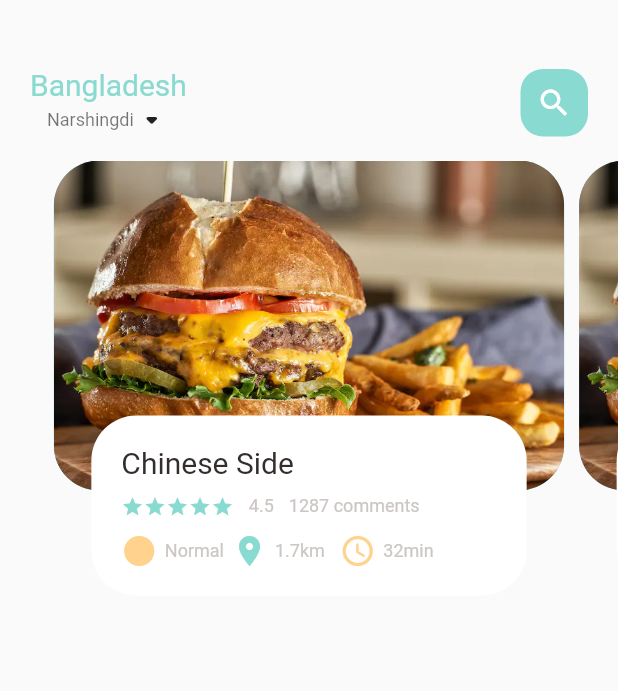
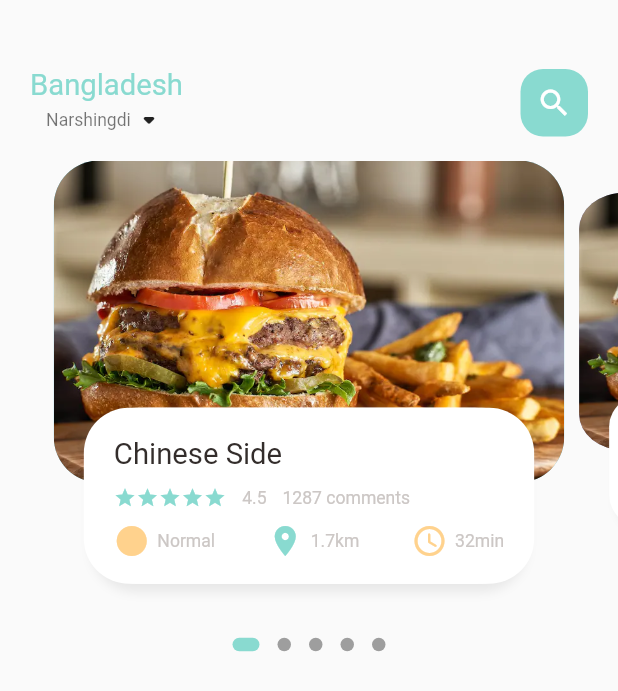
Before and after one commit to SuperGripG4F/food_delivery, a Flutter app: the screen it shows after launch, on a phone screen of 412 x 824 dp. Shown: the top 691 px of the screen. Run offline on Flutter 3.47's test engine with Material 2 defaults, Android fonts, the phone set to English and light mode, and no system bars; drawn by our look-alikes of dots_indicator; our stand-ins replace get.

Commit message:
food_page_body anime done

```diff
--- a/lib/home/food_page_body.dart
+++ b/lib/home/food_page_body.dart
@@ -1,9 +1,11 @@
-// ignore_for_file: prefer_const_constructors, unnecessary_import
+// ignore_for_file: prefer_const_constructors, unnecessary_import, prefer_const_literals_to_create_immutables
 
+import 'package:dots_indicator/dots_indicator.dart';
 import 'package:flutter/material.dart';
 import 'package:flutter/src/widgets/container.dart';
 import 'package:flutter/src/widgets/framework.dart';
 import 'package:food_delivery/utils/colors.dart';
+import 'package:food_delivery/utils/dimensions.dart';
 import 'package:food_delivery/widgets/big_text.dart';
 import 'package:food_delivery/widgets/icon_and_text_widget.dart';
 import 'package:food_delivery/widgets/small_text.dart';
@@ -17,11 +19,34 @@ class FoodPageBody extends StatefulWidget {
 
 class _FoodPageBodyState extends State<FoodPageBody> {
   PageController pageController = PageController(viewportFraction: 0.85);
+  var _currPageValue = 0.0;
+  double _scaleFactor = 0.8;
+  double _height = Dimensions.pageViewContainer;
+  @override
+  void initState() {
+    super.initState();
+    pageController.addListener(() {
+      setState(() {
+        _currPageValue = pageController.page!; //not going to be null
+        //print("Current value is: " + _currPageValue.toString());
+      });
+    });
+  }
+
+  @override
+  void dispose() {
+    super.dispose();
+    //let the memory management system know that i don't need this thing just to remove them from the memory.
+    pageController.dispose();
+  }
+
   @override
   Widget build(BuildContext context) {
-    return Container(
+    return Column(
+      children: [
+        Container(
           //color: Colors.redAccent,
-      height: 320,
+          height: Dimensions.pageView,
           child: PageView.builder(
               controller: pageController,
               itemCount: 5,
@@ -29,14 +54,57 @@ class _FoodPageBodyState extends State<FoodPageBody> {
               itemBuilder: (context, position) {
                 return _buildPageItem(position);
               }),
+        ),
+        DotsIndicator(
+          dotsCount: 5,
+          position: _currPageValue,
+          decorator: DotsDecorator(
+            activeColor: AppColors.mainColor,
+            size: const Size.square(9.0),
+            activeSize: const Size(18.0, 9.0),
+            activeShape: RoundedRectangleBorder(
+                borderRadius: BorderRadius.circular(5.0)),
+          ),
+        ),
+      ],
     );
   }
 
   Widget _buildPageItem(int index) {
-    return Stack(
+    //Transform anime
+    Matrix4 matrix = Matrix4.identity();
+    //check index
+    if (index == _currPageValue.floor()) {
+      var currScale = 1 - (_currPageValue - index) * (1 - _scaleFactor);
+      var currTrans = _height * (1 - currScale) / 2;
+      matrix = Matrix4.diagonal3Values(1, currScale, 1)
+        ..setTranslationRaw(0, currTrans, 0);
+    } else if (index == _currPageValue.floor() + 1) {
+      //
+      var currScale =
+          _scaleFactor + (_currPageValue - index + 1) * (1 - _scaleFactor);
+      //1/2/220 = 22
+      var currTrans = _height * (1 - currScale) / 2;
+      matrix = Matrix4.diagonal3Values(1, currScale, 1)
+        ..setTranslationRaw(0, currTrans, 0);
+    } else if (index == _currPageValue.floor() - 1) {
+      var currScale = 1 - (_currPageValue - index) * (1 - _scaleFactor);
+      var currTrans = _height * (1 - currScale) / 2;
+      matrix = Matrix4.diagonal3Values(1, currScale, 1)
+        ..setTranslationRaw(0, currTrans, 0);
+    } else {
+      var currScale = 0.8;
+      matrix = Matrix4.diagonal3Values(1, currScale, 1)
+        ..setTranslationRaw(0, _height * (1 - _scaleFactor) / 2, 1);
+    }
+    //end Transform
+
+    return Transform(
+      transform: matrix,
+      child: Stack(
         children: [
           Container(
-          height: 220,
+            height: Dimensions.pageViewContainer,
             margin: EdgeInsets.only(left: 5, right: 5),
             decoration: BoxDecoration(
                 borderRadius: BorderRadius.circular(30),
@@ -48,20 +116,32 @@ class _FoodPageBodyState extends State<FoodPageBody> {
           Align(
             alignment: Alignment.bottomCenter,
             child: Container(
-            height: 120,
+              height: Dimensions.pageViewTextContainer,
               margin: EdgeInsets.only(left: 30, right: 30, bottom: 30),
               decoration: BoxDecoration(
                   borderRadius: BorderRadius.circular(30),
                   color: Colors.white,
+                  // ignore: prefer_const_literals_to_create_immutables
+                  boxShadow: [
+                    BoxShadow(
+                      color: Color(0xFFe8e8e8),
+                      offset: Offset(0, 5),
+                      blurRadius: 5.0,
                     ),
+                    BoxShadow(color: Colors.white, offset: Offset(-5, 0)),
+                    BoxShadow(color: Colors.white, offset: Offset(5, 0)),
+                  ]),
               child: Container(
-              padding: EdgeInsets.only(top: 20, left: 20, right: 15),
+                padding: EdgeInsets.only(
+                    top: Dimensions.height20, left: 15, right: 15),
                 child: Column(
                   crossAxisAlignment: CrossAxisAlignment.start,
                   children: [
-                  BigText(text: "Chinese Side"),
+                    BigText(
+                      text: "Chinese Side",
+                    ),
                     SizedBox(
-                    height: 10,
+                      height: Dimensions.height10,
                     ),
                     Row(
                       children: [
@@ -75,35 +155,30 @@ class _FoodPageBodyState extends State<FoodPageBody> {
                                   )),
                         ),
                         SizedBox(
-                        width: 10,
+                          width: Dimensions.widhth10,
                         ),
                         SmallText(text: "4.5"),
                         SizedBox(
-                        width: 10,
+                          width: Dimensions.widhth10,
                         ),
                         SmallText(text: "1287 comments"),
                       ],
                     ),
                     SizedBox(
-                    height: 10,
+                      height: Dimensions.height10,
                     ),
                     Row(
                       // ignore: prefer_const_literals_to_create_immutables
+                      mainAxisAlignment: MainAxisAlignment.spaceBetween,
                       children: [
                         IconAndTextWidget(
                             icon: Icons.circle_sharp,
                             text: "Normal",
                             iconColor: AppColors.iconColor1),
-                      SizedBox(
-                        width: 5,
-                      ),
                         IconAndTextWidget(
                             icon: Icons.location_on,
                             text: "1.7km",
                             iconColor: AppColors.mainColor),
-                      SizedBox(
-                        width: 10,
-                      ),
                         IconAndTextWidget(
                             icon: Icons.access_time_rounded,
                             text: "32min",
@@ -116,6 +191,7 @@ class _FoodPageBodyState extends State<FoodPageBody> {
             ),
           )
         ],
+      ),
     );
   }
 }
--- a/lib/home/main_food_page.dart
+++ b/lib/home/main_food_page.dart
@@ -9,9 +9,12 @@ class MainFoodPage extends StatelessWidget {
 
   @override
   Widget build(BuildContext context) {
+    print("current height is " + MediaQuery.of(context).size.height.toString());
+    print("current width is " + MediaQuery.of(context).size.width.toString());
     return Scaffold(
       body: Column(
         children: [
+          //showing the header
           Container(
             child: Container(
               margin: EdgeInsets.only(top: 45, bottom: 15),
@@ -21,12 +24,9 @@ class MainFoodPage extends StatelessWidget {
                 children: [
                   Column(
                     children: [
-                      //Text("Country"),
-                      //
                       BigText(
                         text: "Bangladesh",
                         color: AppColors.mainColor,
-                        size: 20,
                       ),
                       Row(
                         children: [
@@ -58,6 +58,7 @@ class MainFoodPage extends StatelessWidget {
               ),
             ),
           ),
+          //showing the body
           FoodPageBody(),
         ],
       ),
--- a/lib/main.dart
+++ b/lib/main.dart
@@ -1,5 +1,6 @@
 import 'package:flutter/material.dart';
 import 'package:food_delivery/home/main_food_page.dart';
+import 'package:get/get.dart';
 
 void main() {
   runApp(const MyApp());
@@ -11,7 +12,7 @@ class MyApp extends StatelessWidget {
   // This widget is the root of your application.
   @override
   Widget build(BuildContext context) {
-    return MaterialApp(
+    return GetMaterialApp(
       debugShowCheckedModeBanner: false,
       title: 'Flutter Demo',
       theme: ThemeData(
--- /dev/null
+++ b/lib/utils/dimensions.dart
@@ -0,0 +1,20 @@
+import 'package:get/get.dart';
+
+class Dimensions {
+  static double screenHeight = Get.context!.height;
+  static double screenWidth = Get.context!.width;
+  static double pageView = screenHeight / 2.64;
+
+  static double height10 = screenHeight / 84.4;
+  static double height15 = screenHeight / 56.27;
+  static double height20 = screenHeight / 42.2;
+
+  static double widhth10 = screenWidth / 39;
+  static double widhth20 = screenWidth / 19.5;
+  //iPhone height 844 / 320 container height = 2.64;
+  static double pageViewContainer = screenHeight / 3.84;
+  static double pageViewTextContainer = screenHeight / 7.03;
+
+  static double font20 = screenHeight / 42.2;
+  static double font12 = screenHeight / 70.3;
+}
--- a/lib/widgets/big_text.dart
+++ b/lib/widgets/big_text.dart
@@ -1,4 +1,5 @@
 import 'package:flutter/material.dart';
+import '../utils/dimensions.dart';
 
 class BigText extends StatelessWidget {
   Color? color;
@@ -10,7 +11,7 @@ class BigText extends StatelessWidget {
       {Key? key,
       this.color = const Color(0xFF332d2b),
       required this.text,
-      this.size = 20,
+      this.size = 0,
       this.overFlow = TextOverflow.ellipsis})
       : super(key: key);
 
@@ -23,7 +24,7 @@ class BigText extends StatelessWidget {
       style: TextStyle(
           fontFamily: 'Roboto',
           color: color,
-          fontSize: size,
+          fontSize: size == 0 ? Dimensions.font20 : size,
           fontWeight: FontWeight.w400),
     );
   }
--- a/lib/widgets/small_text.dart
+++ b/lib/widgets/small_text.dart
@@ -1,4 +1,6 @@
 import 'package:flutter/material.dart';
+
+import '../utils/dimensions.dart';
 
 class SmallText extends StatelessWidget {
   Color? color;
@@ -10,7 +12,7 @@ class SmallText extends StatelessWidget {
     Key? key,
     this.color = const Color(0xFFccc7c5),
     required this.text,
-    this.size = 12,
+    this.size = 0,
     this.height = 1.2,
   }) : super(key: key);
 
@@ -22,7 +24,7 @@ class SmallText extends StatelessWidget {
         fontFamily: 'Roboto',
         color: color,
         height: height,
-        fontSize: size,
+        fontSize: size == 0 ? Dimensions.font12 : size,
       ),
     );
   }
--- a/pubspec.yaml
+++ b/pubspec.yaml
@@ -31,6 +31,8 @@ environment:
 dependencies:
   flutter:
     sdk: flutter
+  get: ^4.1.4
+  dots_indicator: ^2.0.0
 
   # The following adds the Cupertino Icons font to your application.
   # Use with the CupertinoIcons class for iOS style icons.
```
Also changed, not shown: pubspec.lock. Lines whose indentation alone changed are shown as unchanged.
